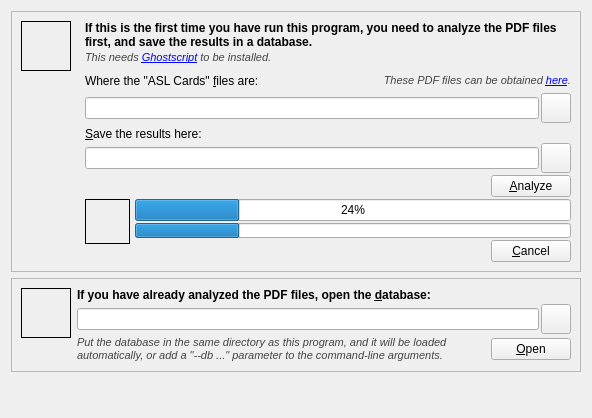
Qt form ui/startup_widget.ui (pacman-ghost/aslcards) before a commit.
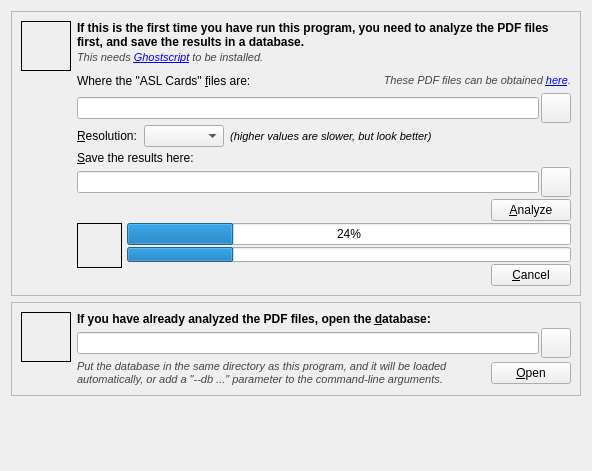
The same form after that commit.

Commit message: Added the ability to change the resolution of extracted images.

```diff
--- a/ui/startup_widget.ui
+++ b/ui/startup_widget.ui
@@ -7,7 +7,7 @@
     <x>0</x>
     <y>0</y>
     <width>592</width>
-    <height>418</height>
+    <height>471</height>
    </rect>
   </property>
   <layout class="QVBoxLayout" name="verticalLayout_5">
@@ -64,7 +64,7 @@
           <number>2</number>
          </property>
          <property name="leftMargin">
-          <number>8</number>
+          <number>0</number>
          </property>
          <property name="topMargin">
           <number>0</number>
@@ -263,6 +263,65 @@
            </layout>
           </widget>
          </item>
+         <item>
+          <layout class="QHBoxLayout" name="horizontalLayout_8">
+           <property name="spacing">
+            <number>0</number>
+           </property>
+           <item>
+            <widget class="QLabel" name="lbl_resolution">
+             <property name="text">
+              <string>&amp;Resolution:  </string>
+             </property>
+             <property name="buddy">
+              <cstring>cbo_resolution</cstring>
+             </property>
+            </widget>
+           </item>
+           <item>
+            <widget class="QComboBox" name="cbo_resolution">
+             <property name="minimumSize">
+              <size>
+               <width>80</width>
+               <height>0</height>
+              </size>
+             </property>
+             <property name="maximumSize">
+              <size>
+               <width>80</width>
+               <height>16777215</height>
+              </size>
+             </property>
+            </widget>
+           </item>
+           <item>
+            <widget class="QLabel" name="lbl_resolution_hint">
+             <property name="font">
+              <font>
+               <pointsize>8</pointsize>
+               <italic>true</italic>
+              </font>
+             </property>
+             <property name="text">
+              <string>  (higher values are slower, but look better)</string>
+             </property>
+            </widget>
+           </item>
+           <item>
+            <spacer name="horizontalSpacer_3">
+             <property name="orientation">
+              <enum>Qt::Horizontal</enum>
+             </property>
+             <property name="sizeHint" stdset="0">
+              <size>
+               <width>40</width>
+               <height>20</height>
+              </size>
+             </property>
+            </spacer>
+           </item>
+          </layout>
+         </item>
          <item>
           <widget class="QWidget" name="widget_3" native="true">
            <layout class="QVBoxLayout" name="verticalLayout_2">
```
Left out of the diff: 1 changed line with no effect on the pictures. The commit also changes 9 other files.
